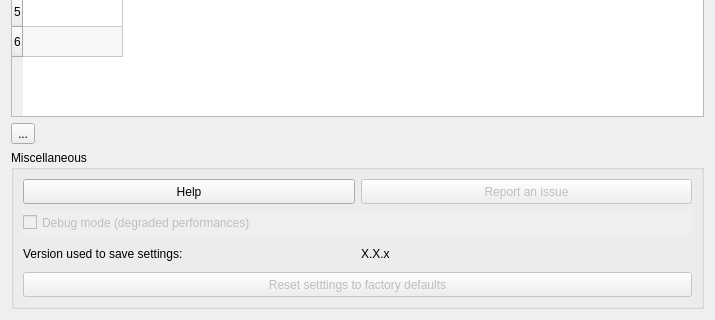
Qt form plugin/idg/gui/dlg_settings.ui (geo2france/idg-qgis-plugin) before a commit; both pictures show x 0 to 715 and y 241 to 561 of the 715 by 561 pixel window.
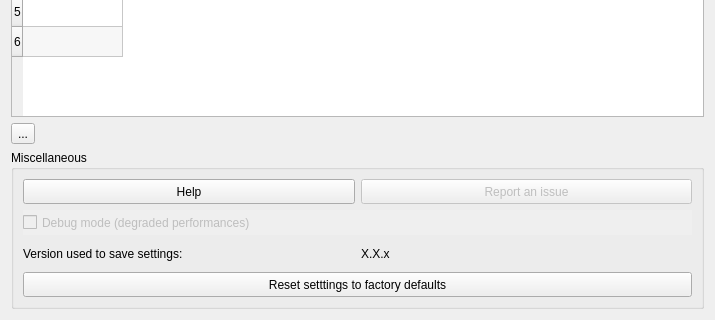
The same form after that commit.

What changed in the file:
```diff
--- a/plugin/idg/gui/dlg_settings.ui
+++ b/plugin/idg/gui/dlg_settings.ui
@@ -228,7 +228,7 @@
       <item row="3" column="0" colspan="2">
        <widget class="QPushButton" name="btn_reset">
         <property name="enabled">
-         <bool>false</bool>
+         <bool>true</bool>
         </property>
         <property name="minimumSize">
          <size>
```
